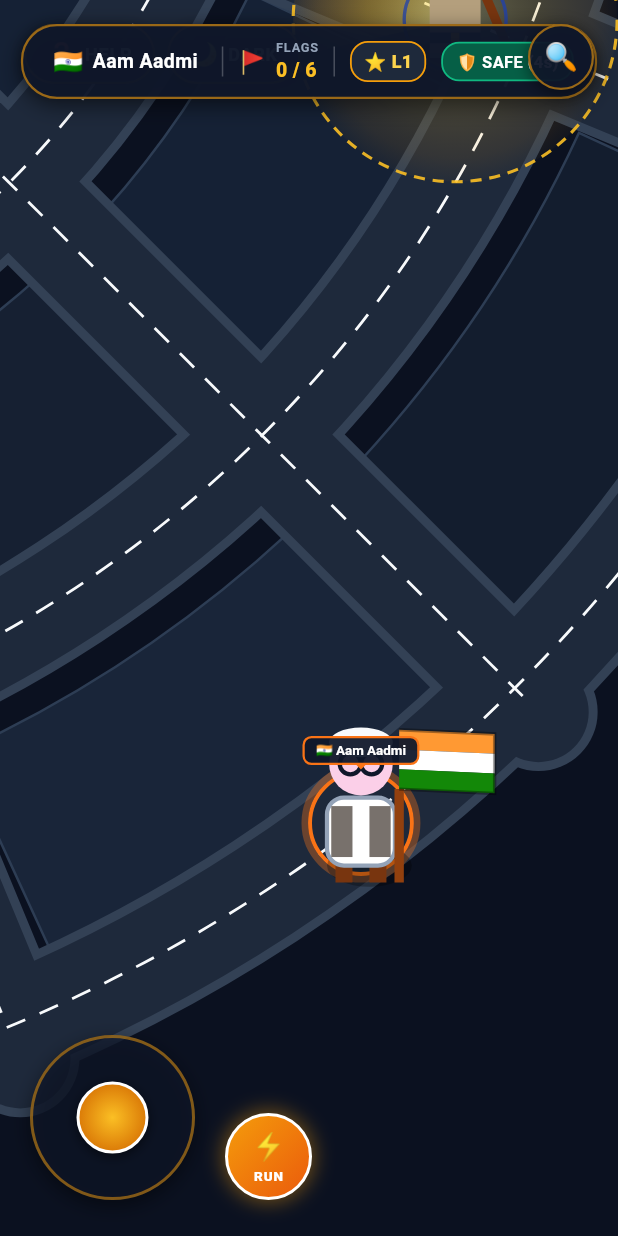
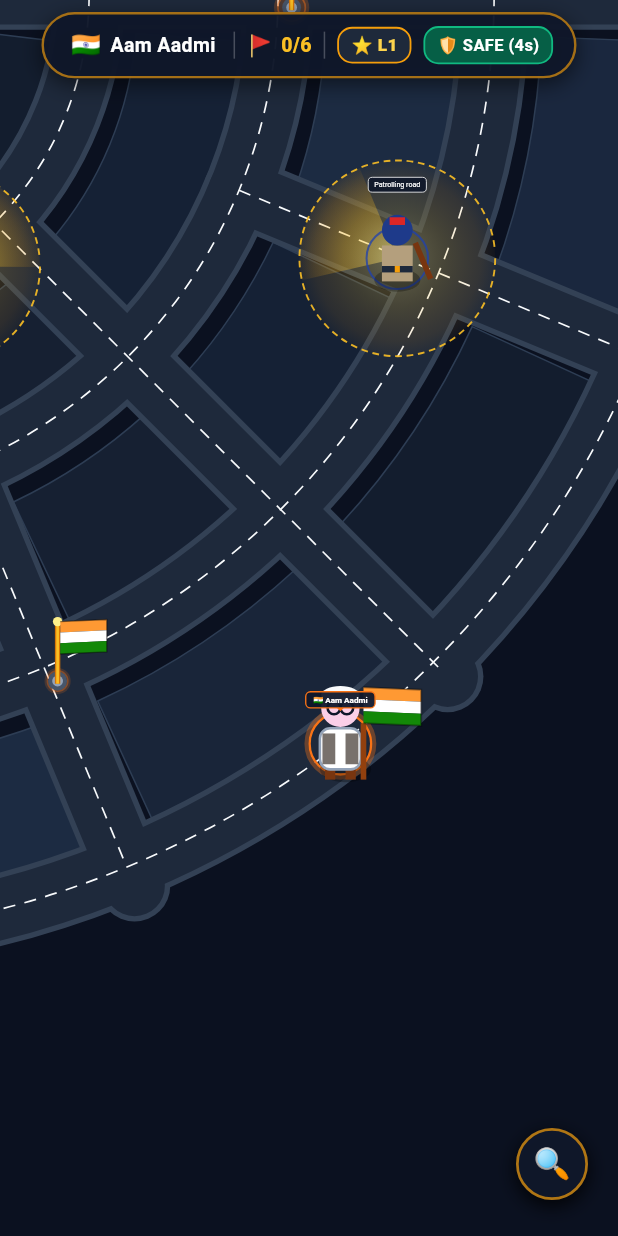
Before and after one commit to raviajadiya/jantar-mantar2.0, a Flutter app: the screen it shows after launch, after a tap on "START GAME", on a phone screen of 412 x 824 dp. Run offline on Flutter 3.47's test engine with Material 3 defaults, Android fonts, the phone set to English and light mode, and no system bars.

Commit message:
[RA]minor ui changes

```diff
--- a/lib/constants/game_config.dart
+++ b/lib/constants/game_config.dart
@@ -31,7 +31,7 @@ class GameConfig {
   static const double claimCapDistance = 60.0;
 
   // Zoom bounds
-  static const double minZoom = 0.22;
+  static const double minZoom = 0.15;
   static const double maxZoom = 2.4;
 
   // Headlines
--- a/lib/engine/game_camera.dart
+++ b/lib/engine/game_camera.dart
@@ -14,8 +14,8 @@ class GameCamera {
   double targetX = 1800.0;
   double targetY = 1800.0;
 
-  double zoom = 0.85;
-  double targetZoom = 0.85;
+  double zoom = 0.45;
+  double targetZoom = 0.45;
   final double minZoom = GameConfig.minZoom;
   final double maxZoom = GameConfig.maxZoom;
 
--- a/lib/engine/game_controller.dart
+++ b/lib/engine/game_controller.dart
@@ -71,6 +71,9 @@ class GameController extends ChangeNotifier {
     collectParticles.clear();
     confettiParticles.clear();
     isConfettiActive = false;
+    camera.clearFollow();
+    camera.isDragging = false;
+    camera.setZoom(0.45);
 
     // Road network
     roadNetwork.buildGraphForLevel(level);
@@ -192,7 +195,7 @@ class GameController extends ChangeNotifier {
     isGameStarted = true;
     camera.moveTo(playerPos.dx, playerPos.dy);
     camera.setFollow(playerPos);
-    camera.setZoom(0.72);
+    camera.setZoom(0.45);
     notifyListeners();
   }
 
@@ -331,7 +334,11 @@ class GameController extends ChangeNotifier {
     isArrested = false;
     isConfettiActive = false;
     confettiParticles.clear();
+    camera.clearFollow();
+    camera.isDragging = false;
+    camera.setZoom(0.45);
     _initLevel(1);
+    _spawnPlayerOnOuterRing();
     notifyListeners();
   }
 
@@ -671,7 +678,7 @@ class GameController extends ChangeNotifier {
     camera.isDragging = false;
     camera.moveTo(playerPos.dx, playerPos.dy);
     camera.setFollow(playerPos);
-    camera.setZoom(0.85);
+    camera.setZoom(0.45);
     closeZoomDropdown();
     notifyListeners();
   }
--- a/lib/screens/game_screen.dart
+++ b/lib/screens/game_screen.dart
@@ -138,22 +138,17 @@ class _GameScreenState extends State<GameScreen> with SingleTickerProviderStateM
 
                 // 2. In-Game HUD Elements
                 if (_controller.isGameStarted && !_isHeroCustomizerOpen) ...[
-                  HudTopLeft(controller: _controller),
                   HudTopBar(
                     controller: _controller,
                     onOpenHeroCustomizer: _openHeroCustomizer,
                   ),
-                  HudZoomWidget(
-                    controller: _controller,
-                    onOpenHeroCustomizer: _openHeroCustomizer,
-                  ),
-                  VirtualJoystick(
-                    onDirectionChanged: (dir) {
-                      _joystickDirection = dir;
-                    },
-                    onSprintChanged: (sprint) {
-                      _joystickSprint = sprint;
-                    },
+                  Positioned(
+                    bottom: 24,
+                    right: 20,
+                    child: HudZoomWidget(
+                      controller: _controller,
+                      onOpenHeroCustomizer: _openHeroCustomizer,
+                    ),
                   ),
                 ],
 
--- a/lib/widgets/game_canvas_viewport.dart
+++ b/lib/widgets/game_canvas_viewport.dart
@@ -58,7 +58,6 @@ class _GameCanvasViewportState extends State<GameCanvasViewport> {
           },
           onTapUp: (details) {
             if (!c.isGameStarted) {
-              c.startGame();
               return;
             }
 
--- a/lib/widgets/hud_top_bar.dart
+++ b/lib/widgets/hud_top_bar.dart
@@ -1,7 +1,7 @@
 import 'package:flutter/material.dart';
 import '../engine/game_controller.dart';
 
-/// Top-center HUD Bar showing player badge, flags collected, level and threat status
+/// Minimal Top HUD Bar respecting SafeArea and showing player status
 class HudTopBar extends StatelessWidget {
   final GameController controller;
   final VoidCallback onOpenHeroCustomizer;
@@ -14,19 +14,21 @@ class HudTopBar extends StatelessWidget {
 
   @override
   Widget build(BuildContext context) {
+    final topPadding = MediaQuery.of(context).padding.top;
+
     return Positioned(
-      top: 16,
-      left: 0,
-      right: 0,
+      top: topPadding + 8,
+      left: 16,
+      right: 16,
       child: Center(
         child: Container(
-          padding: const EdgeInsets.symmetric(horizontal: 14, vertical: 8),
+          padding: const EdgeInsets.symmetric(horizontal: 14, vertical: 7),
           decoration: BoxDecoration(
             color: const Color(0xF20F172A),
-            borderRadius: BorderRadius.circular(24),
+            borderRadius: BorderRadius.circular(22),
             border: Border.all(
-              color: const Color(0xFFF59E0B).withValues(alpha: 0.6),
-              width: 1.5,
+              color: const Color(0xFFF59E0B).withValues(alpha: 0.65),
+              width: 1.6,
             ),
             boxShadow: const [
               BoxShadow(
@@ -36,16 +38,18 @@ class HudTopBar extends StatelessWidget {
               ),
             ],
           ),
-          child: Wrap(
-            crossAxisAlignment: WrapCrossAlignment.center,
-            spacing: 10,
+          child: SingleChildScrollView(
+            scrollDirection: Axis.horizontal,
+            physics: const BouncingScrollPhysics(),
+            child: Row(
+              mainAxisSize: MainAxisSize.min,
               children: [
                 // Player Profile Badge
                 InkWell(
                   onTap: onOpenHeroCustomizer,
-                borderRadius: BorderRadius.circular(16),
+                  borderRadius: BorderRadius.circular(12),
                   child: Padding(
-                  padding: const EdgeInsets.symmetric(horizontal: 6, vertical: 2),
+                    padding: const EdgeInsets.symmetric(horizontal: 4, vertical: 2),
                     child: Row(
                       mainAxisSize: MainAxisSize.min,
                       children: [
@@ -73,23 +77,10 @@ class HudTopBar extends StatelessWidget {
                 Row(
                   mainAxisSize: MainAxisSize.min,
                   children: [
-                  const Text('🚩', style: TextStyle(fontSize: 15)),
-                  const SizedBox(width: 6),
-                  Column(
-                    crossAxisAlignment: CrossAxisAlignment.start,
-                    mainAxisSize: MainAxisSize.min,
-                    children: [
-                      const Text(
-                        'FLAGS',
-                        style: TextStyle(
-                          color: Color(0xFF94A3B8),
-                          fontSize: 8.5,
-                          fontWeight: FontWeight.w700,
-                          letterSpacing: 0.5,
-                        ),
-                      ),
+                    const Text('🚩', style: TextStyle(fontSize: 14)),
+                    const SizedBox(width: 5),
                     Text(
-                        '${controller.collectedCount} / ${controller.totalFlagsCount}',
+                      '${controller.collectedCount}/${controller.totalFlagsCount}',
                       style: const TextStyle(
                         color: Color(0xFFFBBF24),
                         fontSize: 13,
@@ -98,32 +89,33 @@ class HudTopBar extends StatelessWidget {
                     ),
                   ],
                 ),
-                ],
-              ),
 
                 _buildDivider(),
 
                 // Level Indicator
                 Container(
-                padding: const EdgeInsets.symmetric(horizontal: 8, vertical: 4),
+                  padding: const EdgeInsets.symmetric(horizontal: 8, vertical: 3),
                   decoration: BoxDecoration(
                     color: const Color(0xFF1E293B),
-                  borderRadius: BorderRadius.circular(12),
+                    borderRadius: BorderRadius.circular(10),
                     border: Border.all(color: const Color(0xFFF59E0B), width: 1.2),
                   ),
                   child: Text(
                     '⭐ L${controller.currentLevel}',
                     style: const TextStyle(
                       color: Color(0xFFFCD34D),
-                    fontSize: 12,
+                      fontSize: 11.5,
                       fontWeight: FontWeight.w800,
                     ),
                   ),
                 ),
 
+                const SizedBox(width: 8),
+
                 // Threat Status Badge
                 _buildThreatBadge(),
               ],
+            ),
           ),
         ),
       ),
@@ -133,7 +125,8 @@ class HudTopBar extends StatelessWidget {
   Widget _buildDivider() {
     return Container(
       width: 1,
-      height: 20,
+      height: 18,
+      margin: const EdgeInsets.symmetric(horizontal: 8),
       color: Colors.white24,
     );
   }
@@ -149,7 +142,7 @@ class HudTopBar extends StatelessWidget {
 
     if (controller.areAllFlagsCollected) {
       return _buildThreatContainer(
-        text: '✨ 🧢 CLAIM CAP AT CENTER!',
+        text: '✨ CLAIM CAP!',
         bgColor: const Color(0xFFB45309),
         borderColor: const Color(0xFFF59E0B),
       );
@@ -157,7 +150,7 @@ class HudTopBar extends StatelessWidget {
 
     if (controller.isAnyPoliceChasing()) {
       return _buildThreatContainer(
-        text: '🚨 CHASE ALERT!',
+        text: '🚨 CHASE!',
         bgColor: const Color(0xFF991B1B),
         borderColor: const Color(0xFFEF4444),
       );
@@ -166,7 +159,7 @@ class HudTopBar extends StatelessWidget {
     final dist = controller.getClosestPoliceDistance();
     if (dist < 260.0) {
       return _buildThreatContainer(
-        text: '⚠️ POLICE NEARBY',
+        text: '⚠️ POLICE',
         bgColor: const Color(0xFF92400E),
         borderColor: const Color(0xFFF59E0B),
       );
@@ -185,10 +178,10 @@ class HudTopBar extends StatelessWidget {
     required Color borderColor,
   }) {
     return Container(
-      padding: const EdgeInsets.symmetric(horizontal: 9, vertical: 4),
+      padding: const EdgeInsets.symmetric(horizontal: 8, vertical: 3.5),
       decoration: BoxDecoration(
         color: bgColor,
-        borderRadius: BorderRadius.circular(12),
+        borderRadius: BorderRadius.circular(10),
         border: Border.all(color: borderColor, width: 1.2),
       ),
       child: Text(
--- a/lib/widgets/hud_zoom_widget.dart
+++ b/lib/widgets/hud_zoom_widget.dart
@@ -1,7 +1,7 @@
 import 'package:flutter/material.dart';
 import '../engine/game_controller.dart';
 
-/// Top-right Zoom control button and dropdown menu
+/// Floating Bottom-Right Zoom control button and popup menu
 class HudZoomWidget extends StatelessWidget {
   final GameController controller;
   final VoidCallback onOpenHeroCustomizer;
@@ -14,59 +14,25 @@ class HudZoomWidget extends StatelessWidget {
 
   @override
   Widget build(BuildContext context) {
-    return Positioned(
-      top: 16,
-      right: 16,
-      child: Column(
+    return Column(
+      mainAxisSize: MainAxisSize.min,
       crossAxisAlignment: CrossAxisAlignment.end,
       children: [
-          // Zoom Toggle Button
-          Material(
-            color: Colors.transparent,
-            child: InkWell(
-              onTap: controller.toggleZoomDropdown,
-              borderRadius: BorderRadius.circular(22),
-              child: Container(
-                width: 44,
-                height: 44,
+        // Dropdown menu panel (Opens upwards)
+        if (controller.isZoomDropdownOpen) ...[
+          Container(
+            width: 140,
             decoration: BoxDecoration(
-                  color: const Color(0xEB0F172A),
-                  shape: BoxShape.circle,
+              color: const Color(0xFA0F172A),
+              borderRadius: BorderRadius.circular(14),
               border: Border.all(
                 color: const Color(0xFFF59E0B).withValues(alpha: 0.6),
                 width: 1.5,
               ),
               boxShadow: const [
                 BoxShadow(
-                      color: Colors.black45,
-                      blurRadius: 8,
-                      offset: Offset(0, 3),
-                    ),
-                  ],
-                ),
-                child: const Center(
-                  child: Text('🔍', style: TextStyle(fontSize: 18)),
-                ),
-              ),
-            ),
-          ),
-
-          // Dropdown menu panel
-          if (controller.isZoomDropdownOpen) ...[
-            const SizedBox(height: 8),
-            Container(
-              width: 140,
-              decoration: BoxDecoration(
-                color: const Color(0xFA0F172A),
-                borderRadius: BorderRadius.circular(12),
-                border: Border.all(
-                  color: const Color(0xFFF59E0B).withValues(alpha: 0.4),
-                  width: 1.2,
-                ),
-                boxShadow: const [
-                  BoxShadow(
                   color: Colors.black87,
-                    blurRadius: 14,
+                  blurRadius: 16,
                   offset: Offset(0, 6),
                 ),
               ],
@@ -74,44 +40,60 @@ class HudZoomWidget extends StatelessWidget {
             child: Column(
               mainAxisSize: MainAxisSize.min,
               children: [
-                  _buildDropdownItem(
-                    text: '➕ Zoom In',
-                    onTap: controller.zoomIn,
-                  ),
+                _buildDropdownItem('➕ Zoom In', controller.zoomIn),
                 _buildDropdownDivider(),
-                  _buildDropdownItem(
-                    text: '➖ Zoom Out',
-                    onTap: controller.zoomOut,
-                  ),
+                _buildDropdownItem('➖ Zoom Out', controller.zoomOut),
                 _buildDropdownDivider(),
-                  _buildDropdownItem(
-                    text: '⊙ Reset View',
-                    onTap: controller.resetCamera,
-                  ),
+                _buildDropdownItem('⊙ Reset View', controller.resetCamera),
                 _buildDropdownDivider(),
-                  _buildDropdownItem(
-                    text: '👤 Hero',
-                    onTap: () {
+                _buildDropdownItem('⚙️ Settings', () {
                   controller.closeZoomDropdown();
                   onOpenHeroCustomizer();
-                    },
+                }),
+              ],
+            ),
+          ),
+          const SizedBox(height: 8),
+        ],
+
+        // Floating Zoom Toggle Button
+        Material(
+          color: Colors.transparent,
+          child: InkWell(
+            onTap: controller.toggleZoomDropdown,
+            borderRadius: BorderRadius.circular(24),
+            child: Container(
+              width: 48,
+              height: 48,
+              decoration: BoxDecoration(
+                color: const Color(0xFA0F172A),
+                shape: BoxShape.circle,
+                border: Border.all(
+                  color: const Color(0xFFF59E0B).withValues(alpha: 0.7),
+                  width: 1.8,
+                ),
+                boxShadow: const [
+                  BoxShadow(
+                    color: Colors.black87,
+                    blurRadius: 10,
+                    offset: Offset(0, 4),
                   ),
                 ],
               ),
+              child: const Center(
+                child: Text('🔍', style: TextStyle(fontSize: 20)),
+              ),
+            ),
+          ),
         ),
       ],
-        ],
-      ),
     );
   }
 
-  Widget _buildDropdownItem({
-    required String text,
-    required VoidCallback onTap,
-  }) {
+  Widget _buildDropdownItem(String text, VoidCallback onTap) {
     return InkWell(
       onTap: onTap,
-      borderRadius: BorderRadius.circular(8),
+      borderRadius: BorderRadius.circular(10),
       child: Container(
         width: double.infinity,
         padding: const EdgeInsets.symmetric(horizontal: 14, vertical: 10),
@@ -119,7 +101,7 @@ class HudZoomWidget extends StatelessWidget {
           text,
           style: const TextStyle(
             color: Colors.white,
-            fontSize: 13,
+            fontSize: 12.5,
             fontWeight: FontWeight.w600,
           ),
         ),
```
Lines whose indentation alone changed are shown as unchanged.
